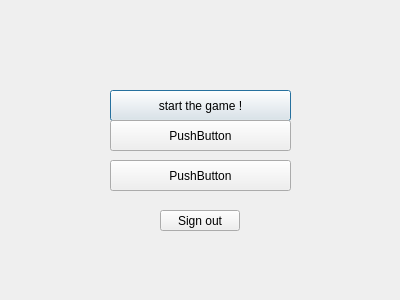
The window that tictactoev/dialog.ui (Jolinejo/Advanced-Tic-Tac-Toe) describes before a commit, drawn with Qt 5.
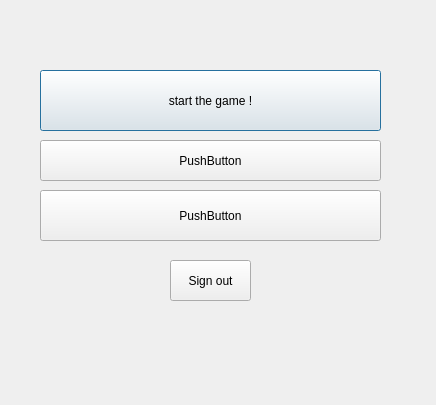
The same window after the commit.

The edit to the form file:
```diff
--- a/tictactoev/dialog.ui
+++ b/tictactoev/dialog.ui
@@ -6,8 +6,8 @@
    <rect>
     <x>0</x>
     <y>0</y>
-    <width>400</width>
-    <height>300</height>
+    <width>436</width>
+    <height>405</height>
    </rect>
   </property>
   <property name="windowTitle">
@@ -16,12 +16,15 @@
   <widget class="QPushButton" name="pushButton">
    <property name="geometry">
     <rect>
-     <x>110</x>
-     <y>90</y>
-     <width>181</width>
-     <height>31</height>
+     <x>40</x>
+     <y>70</y>
+     <width>341</width>
+     <height>61</height>
     </rect>
    </property>
+   <property name="styleSheet">
+    <string notr="true">font: 700 15pt &quot;Segoe UI&quot;;</string>
+   </property>
    <property name="text">
     <string>start the game !</string>
    </property>
@@ -29,12 +32,15 @@
   <widget class="QPushButton" name="pushButton_display1">
    <property name="geometry">
     <rect>
-     <x>110</x>
-     <y>120</y>
-     <width>181</width>
-     <height>31</height>
+     <x>40</x>
+     <y>140</y>
+     <width>341</width>
+     <height>41</height>
     </rect>
    </property>
+   <property name="styleSheet">
+    <string notr="true">font: 700 15pt &quot;Segoe UI&quot;;</string>
+   </property>
    <property name="text">
     <string>PushButton</string>
    </property>
@@ -42,12 +48,16 @@
   <widget class="QPushButton" name="pushButton_display2">
    <property name="geometry">
     <rect>
-     <x>110</x>
-     <y>160</y>
-     <width>181</width>
-     <height>31</height>
+     <x>40</x>
+     <y>190</y>
+     <width>341</width>
+     <height>51</height>
     </rect>
    </property>
+   <property name="styleSheet">
+    <string notr="true">
+font: 700 15pt &quot;Segoe UI&quot;;</string>
+   </property>
    <property name="text">
     <string>PushButton</string>
    </property>
@@ -55,12 +65,16 @@
   <widget class="QPushButton" name="pushButton_2">
    <property name="geometry">
     <rect>
-     <x>160</x>
-     <y>210</y>
-     <width>80</width>
-     <height>21</height>
+     <x>170</x>
+     <y>260</y>
+     <width>81</width>
+     <height>41</height>
     </rect>
    </property>
+   <property name="styleSheet">
+    <string notr="true">
+font: 700 9pt &quot;Segoe UI&quot;;</string>
+   </property>
    <property name="text">
     <string>Sign out</string>
    </property>
```
